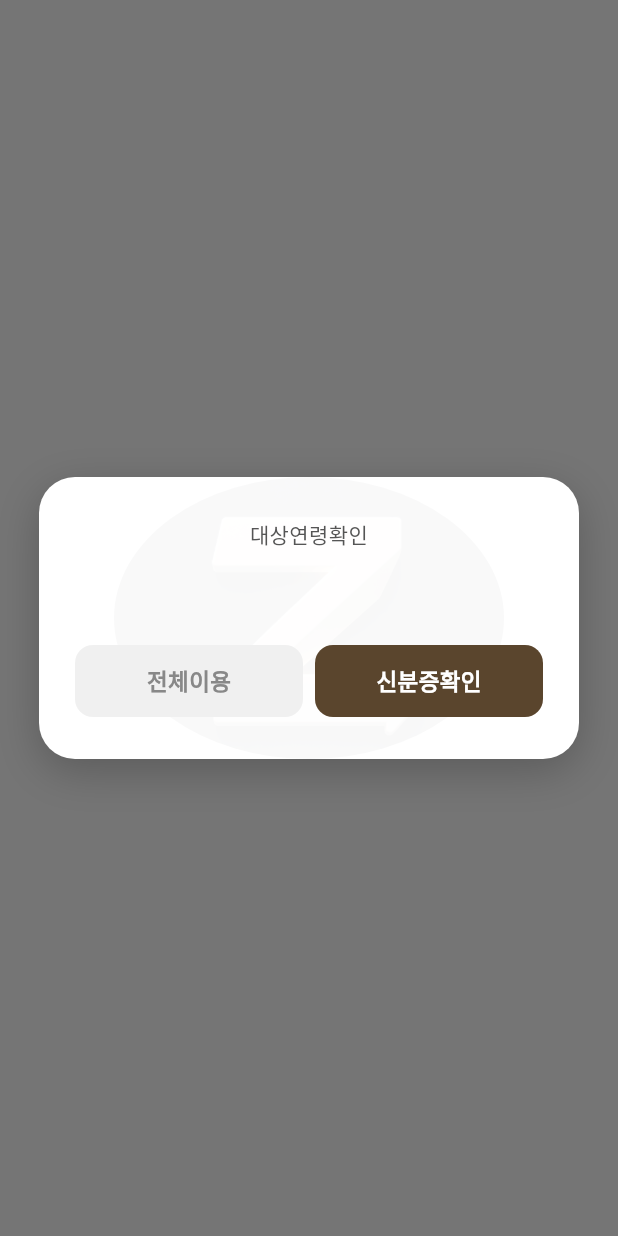
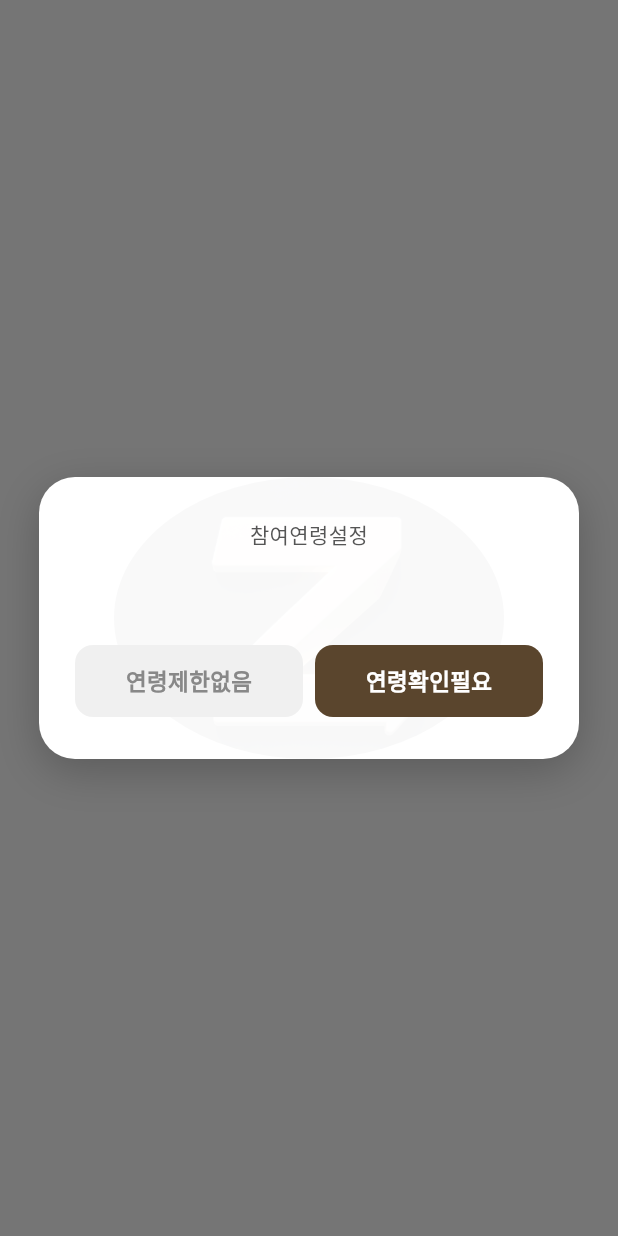
Before and after one commit to kahki9904-bit/zgum, a Flutter app: what showAgeConfirmPopup() shows on an empty page, opened directly, on a phone screen of 412 x 824 dp. Run offline on Flutter 3.47's test engine with Material 3 defaults, Android fonts, the phone set to English and light mode, and no system bars; our stand-ins replace cloud_firestore, dio, equatable, firebase_auth, firebase_core, firebase_messaging and 16 more; accounts and stored records are empty; network calls fail.

Commit message:
Z:GUM 84차 커밋 — 파트너 룸 팝업 개선·이벤트 즉시 반영·키보드 수정
- 이벤트 상세 팝업: 장소명 제거·날짜 왼쪽 정렬·설명-날짜 간 공백 확보 (안드로)
- 참여연령설정 팝업 문구 변경: 연령제한없음 / 연령확인필요
- 수동 종료 후 파트너 룸 그리드 즉시 반영 (expiresAt 로컬 갱신)
- 이벤트 등록 후 그리드 즉시 반영 (partnerMyEventsProvider 즉시 업데이트)
- 등록 버튼 탭 시 키보드 즉시 해제 (팝업 반환 후 이중 unfocus 처리)

Co-Authored-By: Claude Sonnet 4.6 <noreply@anthropic.com>

```diff
--- a/lib/core/popup_layout.dart
+++ b/lib/core/popup_layout.dart
@@ -65,7 +65,7 @@ class PopupLayoutSpec {
     mediumHeight: 300,
     standardHeight: 340,
     longHeight: 430,
-    introShortFactor: 0.48,
+    introShortFactor: 0.38,
     introLongFactor: 0.60,
     eventDetailFactor: 0.62,
     registerFormFactor: 0.62,
--- a/lib/presentation/widgets/popups/confirm/age_confirm_popup.dart
+++ b/lib/presentation/widgets/popups/confirm/age_confirm_popup.dart
@@ -30,7 +30,7 @@ Future<bool?> showAgeConfirmPopup(BuildContext context) {
                       ),
                       alignment: Alignment.center,
                       child: const Text(
-                        '전체이용',
+                        '연령제한없음',
                         style: TextStyle(
                           fontSize: 15,
                           color: Color(0xFF888888),
@@ -52,7 +52,7 @@ Future<bool?> showAgeConfirmPopup(BuildContext context) {
                       ),
                       alignment: Alignment.center,
                       child: const Text(
-                        '신분증확인',
+                        '연령확인필요',
                         style: TextStyle(
                           fontSize: 15,
                           color: Colors.white,
@@ -65,7 +65,7 @@ Future<bool?> showAgeConfirmPopup(BuildContext context) {
               ],
             ),
             child: const Text(
-              '대상연령확인',
+              '참여연령설정',
               textAlign: TextAlign.center,
               style: ZGumDialogTextStyles.confirmBody,
             ),
```
Also changed, not shown: lib/features/partner_room/screens/partner_room_screen.dart (+21 -30 lines), lib/presentation/shell/panels/partner_panel_content.dart (+17 -5 lines), 3 other files.
